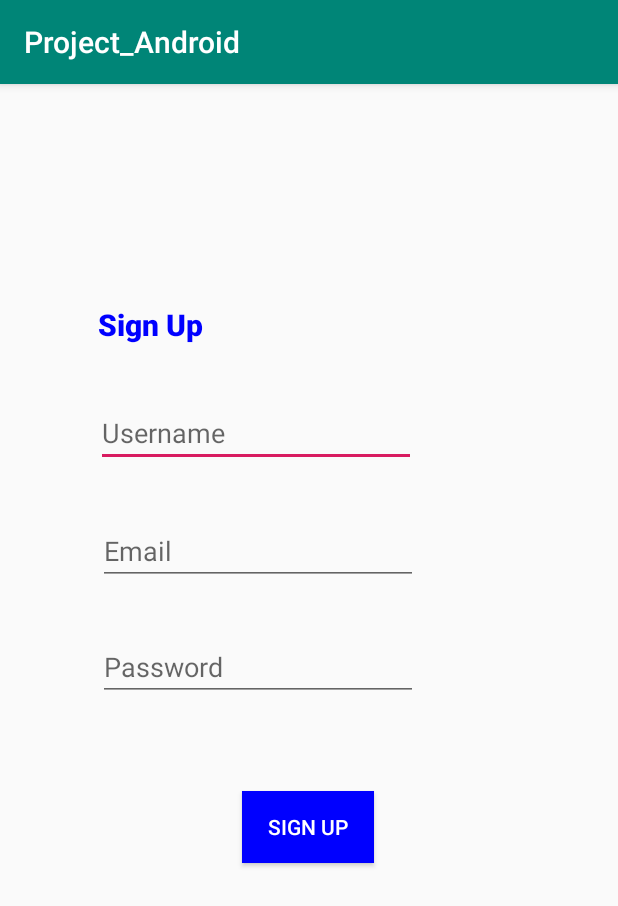
After one commit to Kevin0798/TugasProgAndroid, an Android app: the ActivityRegister screen opened directly, with no data from a screen before it, on a phone screen of 412 x 824 dp. The commit adds this screen. Shown: the top 906 px of the screen. Run offline under Robolectric (Android 15) with nearby library versions, the phone set to English and light mode, and no system bars.

Commit message:
Tugas SQLite

```diff
--- a/app/build.gradle
+++ b/app/build.gradle
@@ -27,4 +27,6 @@ dependencies {
     testImplementation 'junit:junit:4.12'
     androidTestImplementation 'androidx.test.ext:junit:1.1.0'
     androidTestImplementation 'androidx.test.espresso:espresso-core:3.1.1'
+    //noinspection GradleCompatible
+    implementation 'com.android.support:design:28.0.0'
 }
--- a/app/src/main/AndroidManifest.xml
+++ b/app/src/main/AndroidManifest.xml
@@ -11,6 +11,7 @@
         android:supportsRtl="true"
         android:theme="@style/AppTheme"
         tools:ignore="AllowBackup,GoogleAppIndexingWarning">
+        <activity android:name=".ActivityRegister"></activity>
         <activity android:name=".MainActivity">
             <intent-filter>
                 <action android:name="android.intent.action.MAIN" />
--- /dev/null
+++ b/app/src/main/java/com/example/project_android/ActivityRegister.java
@@ -0,0 +1,112 @@
+package com.example.project_android;
+
+import androidx.annotation.Nullable;
+import androidx.appcompat.app.AppCompatActivity;
+
+import android.database.sqlite.SQLiteOpenHelper;
+import android.os.Bundle;
+import android.provider.ContactsContract;
+import android.util.Patterns;
+import android.view.View;
+import android.widget.Button;
+import android.widget.EditText;
+import android.widget.TextView;
+import android.widget.Toast;
+
+import com.google.android.material.textfield.TextInputLayout;
+
+public class ActivityRegister extends AppCompatActivity {
+    EditText userName;
+    EditText userEmail;
+    EditText passUser;
+
+    /*TextInputLayout textInputLayoutUserName;
+    TextInputLayout textInputLayoutEmail;
+    TextInputLayout textInputLayoutPassword;*/
+
+    Button btnRegister;
+
+
+    SqliteHelper sqliteHelper;
+
+    @Override
+    protected void onCreate(@Nullable Bundle savedInstanceState) {
+        super.onCreate(savedInstanceState);
+        setContentView(R.layout.activity_register);
+        sqliteHelper = new SqliteHelper(this);
+        btnRegister = findViewById(R.id.buttonRegister);
+
+        btnRegister.setOnClickListener(new View.OnClickListener() {
+            @Override
+            public void onClick(View v) {
+                if (validate()) {
+                    String name = userName.getText().toString();
+                    String email = userEmail.getText().toString();
+                    String password = passUser.getText().toString();
+
+                    if (!sqliteHelper.isEmailExists(email)) {
+                        sqliteHelper.addUser(new User(null, name, email, password));
+                        Toast.makeText(getApplicationContext(), "Berhasil daftar", Toast.LENGTH_SHORT).show();
+                    } else {
+                        Toast.makeText(getApplicationContext(), "Email tidak Tersedia", Toast.LENGTH_SHORT).show();
+                    }
+                }
+            }
+        });
+
+    }
+
+    /*private void initTextViewLogin(){
+        TextView textViewLogin = (TextView) findViewById(R.id.textViewLogin);
+        textViewLogin.setOnClickListener(new View.OnClickListener() {
+            @Override
+            public void onClick(View v) {
+
+            }
+        });
+
+    }*/
+
+    public boolean validate() {
+        boolean valid = false;
+
+        String UserName = userName.getText().toString();
+        String email = userEmail.getText().toString();
+        String Password = passUser.getText().toString();
+
+        if (UserName.isEmpty()) {
+            valid = true;
+            Toast.makeText(getApplicationContext(), "Username salah", Toast.LENGTH_SHORT).show();
+        } else {
+            if (UserName.length() > 5) {
+                valid = true;
+                //textInputLayoutUserName.setError(null);
+            } else {
+                valid = false;
+                Toast.makeText(getApplicationContext(), "Username Terlalu pendek", Toast.LENGTH_SHORT).show();
+            }
+        }
+        if (!Patterns.EMAIL_ADDRESS.matcher(email).matches()){
+            valid = false;
+            Toast.makeText(getApplicationContext(), "Masukkan email yang benar", Toast.LENGTH_SHORT).show();
+        }else{
+            valid = true;
+            //textInputLayoutEmail.setError(null);
+        }
+
+        if (Password.isEmpty()) {
+            valid = false;
+            Toast.makeText(getApplicationContext(), "Masukkan password yang benar", Toast.LENGTH_SHORT).show();
+        } else {
+            if (Password.length() > 5) {
+                valid = true;
+                //textInputLayoutPassword.setError(null);
+            } else {
+                valid = false;
+                Toast.makeText(getApplicationContext(), "Password terlalu pendek", Toast.LENGTH_SHORT).show();
+            }
+        }
+        return valid;
+
+    }
+}
--- /dev/null
+++ b/app/src/main/java/com/example/project_android/SqliteHelper.java
@@ -0,0 +1,119 @@
+package com.example.project_android;
+
+import android.content.ContentValues;
+import android.content.Context;
+import android.database.Cursor;
+import android.database.sqlite.SQLiteDatabase;
+import android.database.sqlite.SQLiteOpenHelper;
+
+import java.security.PublicKey;
+
+public class SqliteHelper extends SQLiteOpenHelper {
+
+    // Nama Database
+    public static final String DATABASE_NAME = "loopwiki.com";
+
+    // Versi Database
+    public static final int DATABASE_VERSION = 1;
+
+    // Nama Tabel
+    public static final String TABLE_USERS = "users";
+
+    // Table User Column
+    // ID column @primarykey
+    public static final String KEY_ID = "id";
+
+    // Column user name
+    public static final String KEY_USER_NAME = "username";
+
+    // Column email
+    public static final String KEY_EMAIL = "email";
+
+    // Column Password
+    public static final String KEY_PASSWORD = "password";
+
+    public static final String SQL_TABLE_USERS = " CREATE TABLE " + TABLE_USERS
+            + " ( "
+            + KEY_ID + " INTEGER PRIMARY KEY, "
+            + KEY_USER_NAME + " TEXT, "
+            + KEY_EMAIL + " TEXT, "
+            + KEY_PASSWORD + " TEXT"
+            + " ) ";
+
+    public SqliteHelper(Context context) {
+        super(context, DATABASE_NAME, null, DATABASE_VERSION);
+    }
+
+    @Override
+    public void  onCreate(SQLiteDatabase sqLiteDatabase){
+        // Create tabe; ketika onCreate dipanggil
+        sqLiteDatabase.execSQL(SQL_TABLE_USERS);
+    }
+
+    @Override
+    public void onUpgrade(SQLiteDatabase sqLiteDatabase, int i, int i1){
+        //drop table to create new one if database version updated
+        sqLiteDatabase.execSQL(" DROP TABLE IF EXISTS " + TABLE_USERS);
+    }
+
+    //using this method we can add users to user table
+    public void addUser(User user) {
+
+        //get writable database
+        SQLiteDatabase db = this.getWritableDatabase();
+
+        //create content values to insert
+        ContentValues values = new ContentValues();
+
+        //Put username in  @values
+        values.put(KEY_USER_NAME, user.userName);
+
+        //Put email in  @values
+        values.put(KEY_EMAIL, user.email);
+
+        //Put password in  @values
+        values.put(KEY_PASSWORD, user.password);
+
+        // insert row
+        long todo_id = db.insert(TABLE_USERS, null, values);
+    }
+
+    public User Authenticate(User user) {
+        SQLiteDatabase db = this.getReadableDatabase();
+        Cursor cursor = db.query(TABLE_USERS,// Selecting Table
+                new String[]{KEY_ID, KEY_USER_NAME, KEY_EMAIL, KEY_PASSWORD},//Selecting columns want to query
+                KEY_EMAIL + "=?",
+                new String[]{user.email},//Where clause
+                null, null, null);
+
+        if (cursor != null && cursor.moveToFirst()&& cursor.getCount()>0) {
+            //if cursor has value then in user database there is user associated with this given email
+            User user1 = new User(cursor.getString(0), cursor.getString(1), cursor.getString(2), cursor.getString(3));
+
+            //Match both passwords check they are same or not
+            if (user.password.equalsIgnoreCase(user1.password)) {
+                return user1;
+            }
+        }
+
+        //if user password does not matches or there is no record with that email then return @false
+        return null;
+    }
+
+    public boolean isEmailExists(String email) {
+        SQLiteDatabase db = this.getReadableDatabase();
+        Cursor cursor = db.query(TABLE_USERS,// Selecting Table
+                new String[]{KEY_ID, KEY_USER_NAME, KEY_EMAIL, KEY_PASSWORD},//Selecting columns want to query
+                KEY_EMAIL + "=?",
+                new String[]{email},//Where clause
+                null, null, null);
+
+        if (cursor != null && cursor.moveToFirst()&& cursor.getCount()>0) {
+            //if cursor has value then in user database there is user associated with this given email so return true
+            return true;
+        }
+
+        //if email does not exist return false
+        return false;
+    }
+}
--- /dev/null
+++ b/app/src/main/res/layout/activity_register.xml
@@ -0,0 +1,141 @@
+<?xml version="1.0" encoding="utf-8"?>
+<androidx.constraintlayout.widget.ConstraintLayout xmlns:android="http://schemas.android.com/apk/res/android"
+    xmlns:app="http://schemas.android.com/apk/res-auto"
+    xmlns:tools="http://schemas.android.com/tools"
+    android:layout_width="match_parent"
+
+    android:layout_height="match_parent"
+    tools:context=".ActivityRegister">
+
+    <!--<android.support.design.widget.TextInputLayout
+        app:errorEnabled="true"
+        android:id="@+id/textInputLayoutUserName"
+        android:layout_width="match_parent"
+        android:layout_height="wrap_content"
+        android:layout_marginTop="10dp"
+        tools:ignore="MissingConstraints">
+
+        <android.support.design.widget.TextInputEditText
+            android:id="@+id/editTextUserName"
+            android:layout_width="match_parent"
+            android:layout_height="wrap_content"
+            android:hint="@string/username"
+            android:inputType="textPersonName" />
+
+    </android.support.design.widget.TextInputLayout>
+
+    <android.support.design.widget.TextInputLayout
+        android:id="@+id/textInputLayoutEmail"
+        android:layout_width="match_parent"
+        android:layout_height="wrap_content"
+        android:layout_marginTop="10dp"
+        app:errorEnabled="true"
+        tools:ignore="MissingConstraints">
+
+        <android.support.design.widget.TextInputEditText
+            android:id="@+id/editTextEmail"
+            android:layout_width="match_parent"
+            android:layout_height="wrap_content"
+            android:hint="@string/email"
+            android:inputType="textEmailAddress" />
+    </android.support.design.widget.TextInputLayout>
+
+    <android.support.design.widget.TextInputLayout
+        android:id="@+id/textInputLayoutPassword"
+        android:layout_width="match_parent"
+        android:layout_height="wrap_content"
+        app:errorEnabled="true"
+        app:passwordToggleEnabled="true"
+        app:passwordToggleTint="@color/colorAccent"
+        tools:ignore="MissingConstraints">
+
+        <android.support.design.widget.TextInputEditText
+            android:id="@+id/editTextPassword"
+            android:layout_width="match_parent"
+            android:layout_height="wrap_content"
+            android:hint="@string/password"
+            android:inputType="textPassword" />
+    </android.support.design.widget.TextInputLayout>
+-->
+    <TextView
+        android:id="@+id/textView2"
+        android:layout_width="wrap_content"
+        android:layout_height="wrap_content"
+        android:layout_marginBottom="36dp"
+        android:fontFamily="sans-serif-black"
+        android:text="@string/Register"
+        android:textColor="#0000ff"
+        android:textSize="20sp"
+        app:layout_constraintBottom_toTopOf="@+id/editText"
+        app:layout_constraintEnd_toEndOf="parent"
+        app:layout_constraintHorizontal_bias="0.191"
+        app:layout_constraintStart_toStartOf="parent"
+        app:layout_constraintTop_toTopOf="parent"
+        app:layout_constraintVertical_bias="1.0"
+        tools:targetApi="jelly_bean" />
+
+    <EditText
+        android:id="@+id/editText"
+        android:layout_width="wrap_content"
+        android:layout_height="wrap_content"
+        android:layout_marginBottom="33dp"
+        android:ems="10"
+        android:hint="@string/username"
+        android:importantForAutofill="no"
+        android:inputType="textPersonName"
+        app:layout_constraintBottom_toTopOf="@+id/editText4"
+        app:layout_constraintEnd_toEndOf="parent"
+        app:layout_constraintHorizontal_bias="0.323"
+        app:layout_constraintStart_toStartOf="parent"
+        app:layout_constraintTop_toTopOf="parent"
+        app:layout_constraintVertical_bias="1.0"
+        tools:ignore="LabelFor" />
+
+    <EditText
+        android:id="@+id/editText4"
+        android:layout_width="wrap_content"
+        android:layout_height="wrap_content"
+        android:ems="10"
+        android:hint="@string/email"
+        android:importantForAutofill="no"
+        android:inputType="textEmailAddress"
+        app:layout_constraintBottom_toBottomOf="parent"
+        app:layout_constraintEnd_toEndOf="parent"
+        app:layout_constraintHorizontal_bias="0.328"
+        app:layout_constraintStart_toStartOf="parent"
+        app:layout_constraintTop_toTopOf="parent"
+        app:layout_constraintVertical_bias="0.399"
+        tools:ignore="LabelFor" />
+
+    <EditText
+        android:id="@+id/editText5"
+        android:layout_width="wrap_content"
+        android:layout_height="wrap_content"
+        android:layout_marginTop="32dp"
+        android:layout_marginBottom="28dp"
+        android:ems="10"
+        android:hint="@string/password"
+        android:importantForAutofill="no"
+        android:inputType="textPassword"
+        app:layout_constraintBottom_toTopOf="@+id/button"
+        app:layout_constraintEnd_toEndOf="parent"
+        app:layout_constraintHorizontal_bias="0.328"
+        app:layout_constraintStart_toStartOf="parent"
+        app:layout_constraintTop_toBottomOf="@+id/editText4"
+        tools:ignore="LabelFor,UnknownId" />
+
+    <Button
+        android:id="@+id/buttonRegister"
+        android:layout_width="wrap_content"
+        android:layout_height="wrap_content"
+        android:layout_marginTop="60dp"
+        android:background="#0000ff"
+        android:text="@string/sign_up"
+        android:textColor="#ffffff"
+        app:layout_constraintBottom_toBottomOf="parent"
+        app:layout_constraintEnd_toEndOf="parent"
+        app:layout_constraintHorizontal_bias="0.498"
+        app:layout_constraintStart_toStartOf="parent"
+        app:layout_constraintTop_toBottomOf="@+id/editText5"
+        app:layout_constraintVertical_bias="0.0" />
+</androidx.constraintlayout.widget.ConstraintLayout>
--- a/app/src/main/res/values/strings.xml
+++ b/app/src/main/res/values/strings.xml
@@ -2,12 +2,20 @@
     <string name="app_name">Project_Android</string>
     <string name="not_a_member_sign_in_now">Not a Member ? Sign in now.</string>
     <string name="login">Login</string>
-    <string name="email">Email</string>
-    <string name="password">Password</string>
+
+
 
     <!-- TODO: Remove or change this placeholder text -->
     <string name="hello_blank_fragment">Hello blank fragment</string>
     <string name="welcome">Welcome</string>
     <string name="fragment_1">Fragment 1</string>
     <string name="fragment_2">Fragment 2</string>
+    <string name="sign_up">Sign up</string>
+    <string name="email">Email</string>
+
+    <string name="register">Register</string>
+    <string name="Register">Sign Up</string>
+    <string name="username">Username</string>
+
+    <string name="password">Password</string>
 </resources>
```
Also changed, not shown: app/src/main/java/com/example/project_android/MainActivity.java (+105 -17 lines), app/src/main/java/com/example/project_android/MainActivity2.java (+15 -0 lines), app/src/main/java/com/example/project_android/User.java (added, +16 -0 lines), app/src/main/res/layout/activity_main.xml (+40 -2 lines).
